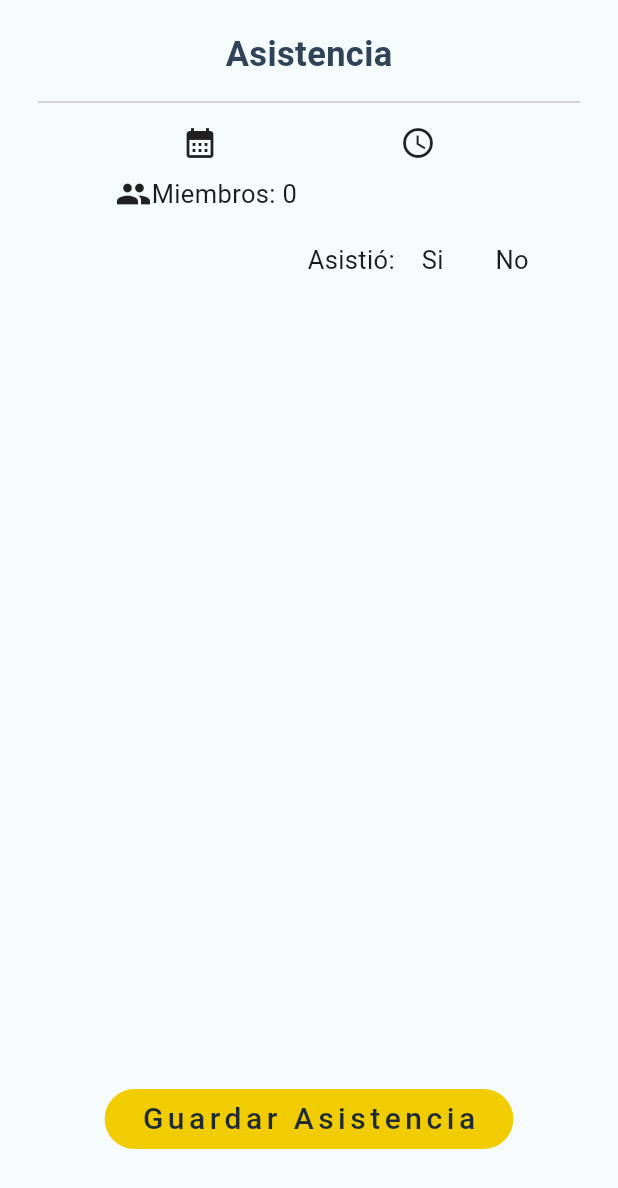
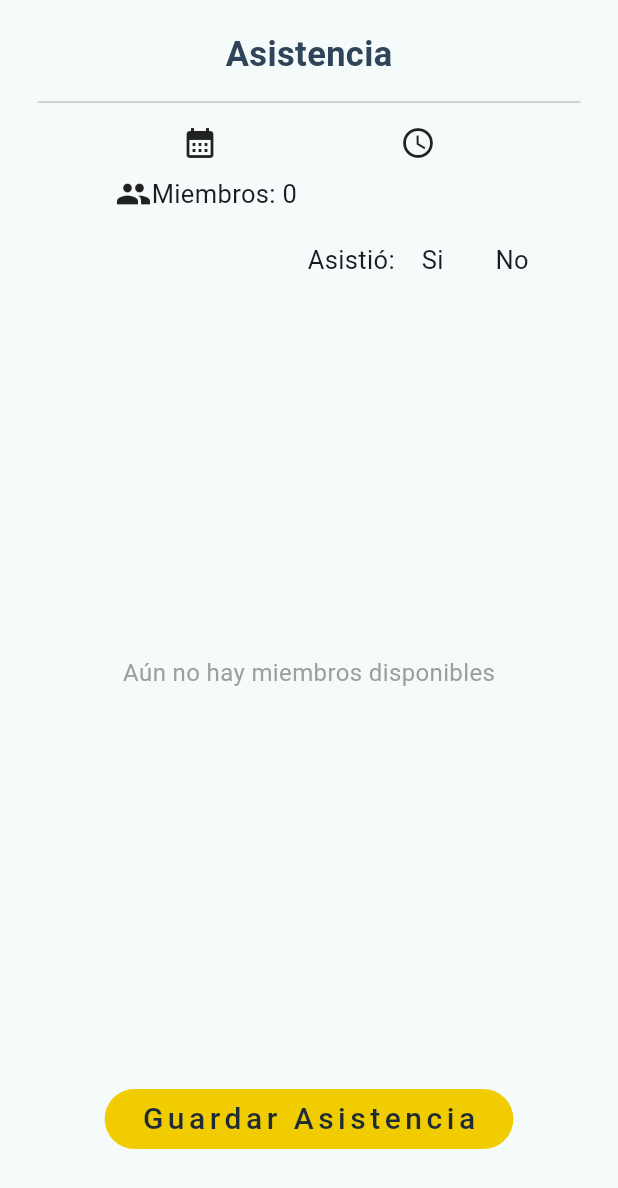
Before and after one commit to joemcara/swimmast_movil, a Flutter app: the AttendanceSheet widget shown alone on an empty page, opened directly with empty values, on a phone screen of 412 x 824 dp. Shown: the top 1188 px of the screen. Run offline on Flutter 3.47's test engine with Material 3 defaults, Android fonts, the light colour scheme and no system bars; our stand-ins replace dio, easy_date_timeline, flutter_spinbox, image_picker, popover, table_calendar; accounts and stored records are empty; network calls fail.

Commit message:
fix attendance

```diff
--- a/lib/screens/trainer_Screens/attendance_screen.dart
+++ b/lib/screens/trainer_Screens/attendance_screen.dart
@@ -183,7 +183,7 @@ class AttendanceScreenState extends State<AttendanceScreen> {
                       itemCount: 1,
                       padding: const EdgeInsets.all(12),
                       itemBuilder: (_, index) => classGroups(() async {
-                        await _MembersByCourse();
+                        //await _MembersByCourse();
                       },
                           context,
                           "GRUPAL",
@@ -192,7 +192,7 @@ class AttendanceScreenState extends State<AttendanceScreen> {
                             itemBuilder: (_, indice) => hourClass(
                               context,
                               allCoursesToday['grupal']?[0]['start_time'],
-                              1,
+                              allCoursesToday['grupal']?[indice]['id'],
                               () async {
                                 allCoursesToday['grupal']?[indice]['id'];
                                 courseSelectedDay =
@@ -234,7 +234,7 @@ class AttendanceScreenState extends State<AttendanceScreen> {
                               context,
                               allCoursesToday['individual']?[indice]
                                   ['start_time'],
-                              1,
+                              allCoursesToday['individual']?[indice]['id'],
                               () async {
                                 courseSelected = allCoursesToday['individual']
                                     ?[indice]['id'];
--- a/lib/shared/constants.dart
+++ b/lib/shared/constants.dart
@@ -18,7 +18,7 @@ List<dynamic> onlyMembers = [];
 List<dynamic> membersByCourse = [];
 List<Map<String, dynamic>> attendance = [];
 Map<int, bool> attendanceMap = {};
-int courseSelected = 1;
+int courseSelected = -1;
 String courseSelectedDay = '';
 String courseSelectedHour = '';
 
--- a/lib/widgets/attendance_sheet.dart
+++ b/lib/widgets/attendance_sheet.dart
@@ -203,10 +203,21 @@ class _AttendanceSheetState extends State<AttendanceSheet> {
           ),
           Expanded(
             child: Container(
-              child: ListView.builder(
+              padding: const EdgeInsets.all(12),
+              child: widget.members.isNotEmpty
+                  ? ListView.builder(
                       itemCount: widget.members.length,
-                padding: const EdgeInsets.all(12),
                       itemBuilder: (_, index) {
+                        // Ensure that _isCheckedYes and _isCheckedNo lists are populated correctly
+                        if (_isCheckedYes.length != widget.members.length) {
+                          _isCheckedYes =
+                              List<bool>.filled(widget.members.length, false);
+                        }
+                        if (_isCheckedNo.length != widget.members.length) {
+                          _isCheckedNo =
+                              List<bool>.filled(widget.members.length, false);
+                        }
+
                         String name = widget.members[index]['firstName'] +
                             " " +
                             widget.members[index]['lastName'];
@@ -230,6 +241,12 @@ class _AttendanceSheetState extends State<AttendanceSheet> {
                           _isCheckedNo[index],
                         );
                       },
+                    )
+                  : Center(
+                      child: Text(
+                        'Aún no hay miembros disponibles',
+                        style: TextStyle(fontSize: 16, color: Colors.grey),
+                      ),
                     ),
             ),
           ),
```
Lines whose indentation alone changed are shown as unchanged.
